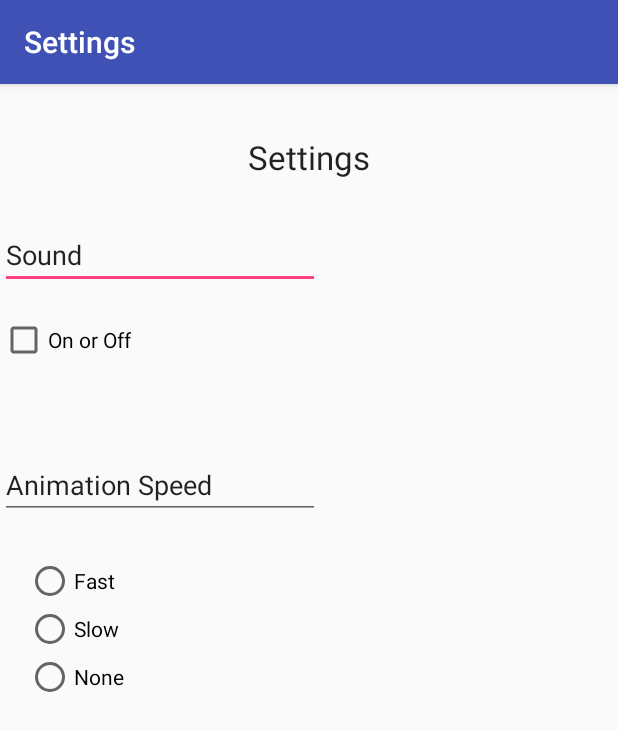
After one commit to devf33/Note-to-self, an Android app: the SettingsActivity screen opened directly, with no data from a screen before it, on a phone screen of 412 x 824 dp. The commit adds this screen. Shown: the top 731 px of the screen. Run offline under Robolectric (Android 15) with nearby library versions, the phone set to English and light mode, and no system bars.

Commit message:
Added overflow menu to the action bar and the Settings activity is now working.

```diff
--- a/app/src/main/AndroidManifest.xml
+++ b/app/src/main/AndroidManifest.xml
@@ -16,6 +16,11 @@
                 <category android:name="android.intent.category.LAUNCHER" />
             </intent-filter>
         </activity>
+        <activity
+            android:name=".SettingsActivity"
+            android:label="@string/title_activity_settings" >
+
+        </activity>
     </application>
 
 </manifest>
--- a/app/src/main/java/com/gamecodeschool/notetoself/MainActivity.java
+++ b/app/src/main/java/com/gamecodeschool/notetoself/MainActivity.java
@@ -1,6 +1,7 @@
 package com.gamecodeschool.notetoself;
 
 import android.content.Context;
+import android.content.Intent;
 import android.os.Bundle;
 import android.support.v7.app.AppCompatActivity;
 import android.view.LayoutInflater;
@@ -77,6 +78,11 @@ public class MainActivity extends AppCompatActivity {
         if (id == R.id.action_add){
             DialogNewNote dialog = new DialogNewNote();
             dialog.show(getFragmentManager(), "");
+            return true;
+        }
+        if (id == R.id.action_settings){
+            Intent intent = new Intent(this, SettingsActivity.class);
+            startActivity(intent);
             return true;
         }
             return super.onOptionsItemSelected(item);
--- /dev/null
+++ b/app/src/main/java/com/gamecodeschool/notetoself/SettingsActivity.java
@@ -0,0 +1,13 @@
+package com.gamecodeschool.notetoself;
+
+import android.support.v7.app.AppCompatActivity;
+import android.os.Bundle;
+
+public class SettingsActivity extends AppCompatActivity {
+
+    @Override
+    protected void onCreate(Bundle savedInstanceState) {
+        super.onCreate(savedInstanceState);
+        setContentView(R.layout.activity_settings);
+    }
+}
--- /dev/null
+++ b/app/src/main/res/layout/activity_settings.xml
@@ -0,0 +1,80 @@
+<?xml version="1.0" encoding="utf-8"?>
+<RelativeLayout xmlns:android="http://schemas.android.com/apk/res/android"
+    xmlns:app="http://schemas.android.com/apk/res-auto"
+    xmlns:tools="http://schemas.android.com/tools"
+    android:layout_width="match_parent"
+    android:layout_height="match_parent"
+    tools:context="com.gamecodeschool.notetoself.SettingsActivity">
+
+    <TextView
+        android:id="@+id/textView2"
+        android:layout_width="wrap_content"
+        android:layout_height="wrap_content"
+        android:layout_alignParentTop="true"
+        android:layout_centerHorizontal="true"
+        android:layout_marginTop="34dp"
+        android:text="@string/settings_title"
+        android:textAppearance="@style/TextAppearance.AppCompat.Large" />
+
+    <EditText
+        android:id="@+id/editText3"
+        android:layout_width="wrap_content"
+        android:layout_height="wrap_content"
+        android:layout_alignParentStart="true"
+        android:layout_below="@+id/textView2"
+        android:layout_marginTop="28dp"
+        android:ems="10"
+        android:inputType="textPersonName"
+        android:text="@string/sound_title" />
+
+    <CheckBox
+        android:id="@+id/checkBoxSound"
+        android:layout_width="wrap_content"
+        android:layout_height="wrap_content"
+        android:layout_alignParentStart="true"
+        android:layout_below="@+id/editText3"
+        android:layout_marginTop="18dp"
+        android:text="@string/sound_checkbox" />
+
+    <EditText
+        android:id="@+id/editText4"
+        android:layout_width="wrap_content"
+        android:layout_height="wrap_content"
+        android:layout_alignParentStart="true"
+        android:layout_below="@+id/checkBoxSound"
+        android:layout_marginTop="58dp"
+        android:ems="10"
+        android:inputType="textPersonName"
+        android:text="@string/amims_title" />
+
+    <RadioGroup
+        android:id="@+id/radioGroup"
+        android:layout_width="wrap_content"
+        android:layout_height="wrap_content"
+        android:layout_alignParentStart="true"
+        android:layout_below="@+id/editText4"
+        android:layout_marginStart="17dp"
+        android:layout_marginTop="25dp">
+
+        <RadioButton
+            android:id="@+id/radioFast"
+            android:layout_width="wrap_content"
+            android:layout_height="wrap_content"
+            android:layout_weight="1"
+            android:text="@string/rb_fast" />
+
+        <RadioButton
+            android:id="@+id/radioSlow"
+            android:layout_width="wrap_content"
+            android:layout_height="wrap_content"
+            android:layout_weight="1"
+            android:text="@string/rb_slow" />
+
+        <RadioButton
+            android:id="@+id/radioNone"
+            android:layout_width="wrap_content"
+            android:layout_height="wrap_content"
+            android:layout_weight="1"
+            android:text="@string/rb_none" />
+    </RadioGroup>
+</RelativeLayout>
--- a/app/src/main/res/menu/menu_main.xml
+++ b/app/src/main/res/menu/menu_main.xml
@@ -3,9 +3,12 @@
     xmlns:android="http://schemas.android.com/apk/res/android">
 
     <!-- Our add icon will have its own button -->
+    <item android:title="@string/action_settings"
+        android:id="@+id/action_settings"/>
     <item android:id="@+id/action_add"
         android:icon="@drawable/ic_add_white_24dp"
         android:title="@string/action_add"
         app:showAsAction="ifRoom" />
 
+
 </menu>
--- a/app/src/main/res/values/strings.xml
+++ b/app/src/main/res/values/strings.xml
@@ -19,5 +19,6 @@
     <string name="rb_fast">Fast</string>
     <string name="rb_slow">Slow</string>
     <string name="rb_none">None</string>
+    <string name="title_activity_settings">Settings</string>
 
 </resources>
```
